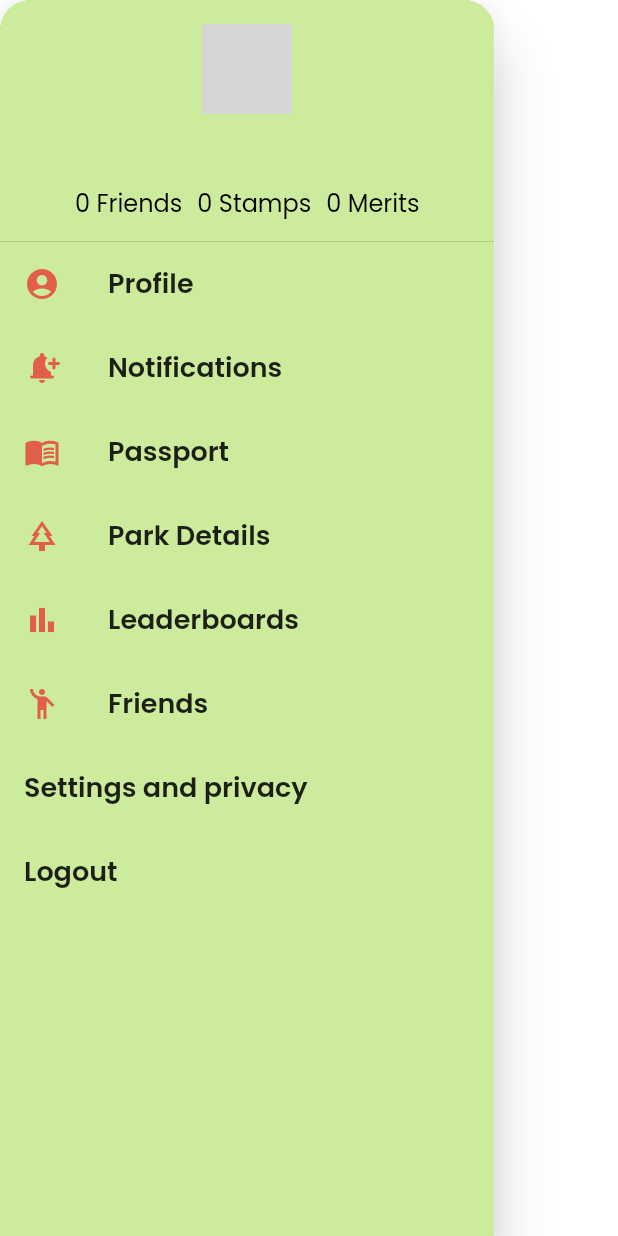
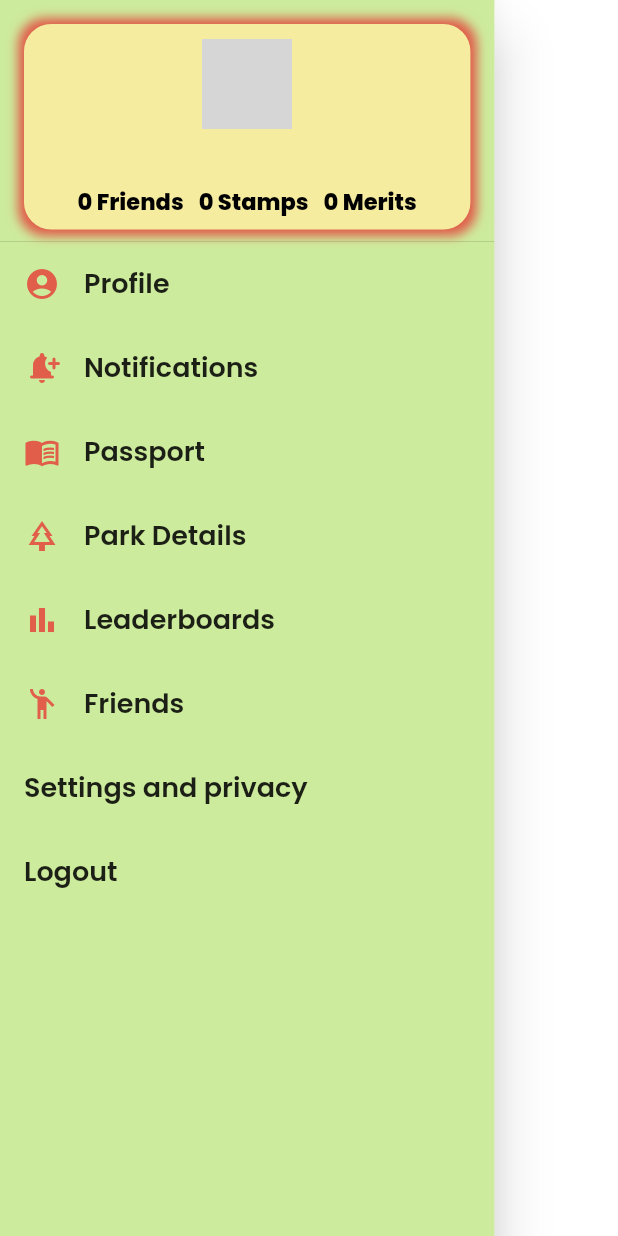
Before and after one commit to tayloradam1999/ParkPort, a Flutter app: the SideBarMenu widget shown alone on an empty page, opened directly, on a phone screen of 412 x 824 dp. Run offline on Flutter 3.47's test engine with Material 2 defaults, Android fonts, the phone set to English and light mode, and no system bars; our stand-ins replace carousel_slider, cloud_firestore, file_picker, firebase_auth, firebase_core, firebase_storage and 3 more; accounts and stored records are empty; network calls fail; grey boxes are pictures that could not be loaded.

Commit message:
More styling changes

```diff
--- a/lib/widgets/sidebar.dart
+++ b/lib/widgets/sidebar.dart
@@ -32,41 +32,56 @@ class SideBarMenuState extends State<SideBarMenu> {
   Widget build(BuildContext context) {
     return Consumer<AppState>(
       builder: (context, appState, child) {
+        Size size = MediaQuery.of(context).size;
         return Drawer(
           width: MediaQuery.of(context).size.width * 0.8,
-          shape: RoundedRectangleBorder(
-            borderRadius: BorderRadius.only(
-              topLeft: Radius.circular(20.0),
-              topRight: Radius.circular(20.0),
-            ),
-          ),
           child: Container(
-            decoration: BoxDecoration(
             color: Color.fromARGB(199, 192, 231, 130),
-            ),
             child: ListView(
               padding: EdgeInsets.zero,
               children: <Widget>[
                 DrawerHeader(
                     margin: EdgeInsets.all(0),
                     // Everything inside drawer uses Consumer
+                    child: Container(
+                      decoration: BoxDecoration(
+                          borderRadius: BorderRadius.all(
+                            Radius.circular(18.0),
+                          ),
+                          color: Color.fromARGB(255, 245, 236, 160),
+                          boxShadow: [
+                            BoxShadow(
+                              color: Color(0xFFe05e4a),
+                              spreadRadius: 4,
+                              blurRadius: 5,
+                            ),
+                            BoxShadow(
+                              color: Color(0xFFe05e4a),
+                              spreadRadius: -4,
+                              blurRadius: 5,
+                            )
+                          ]),
                       child: Column(
                         children: <Widget>[
-                        Row(
+                          Container(
+                            margin: EdgeInsets.only(top: 10),
+                            child: Row(
                               mainAxisAlignment: MainAxisAlignment.center,
                               children: <Widget>[
                                 CircleAvatar(
                                   radius: 30,
                                   backgroundImage: NetworkImage(
-                                  Provider.of<AppState>(context, listen: false)
+                                      Provider.of<AppState>(context,
+                                              listen: false)
                                           .currentUser
                                           .profilePicUrl),
                                   backgroundColor: Colors.transparent,
                                 ),
                               ],
                             ),
+                          ),
+                          const SizedBox(height: 5),
                           Container(
-                          margin: const EdgeInsets.only(top: 10),
                             child: Row(
                               mainAxisAlignment: MainAxisAlignment.center,
                               children: <Widget>[
@@ -83,7 +98,7 @@ class SideBarMenuState extends State<SideBarMenu> {
                               ],
                             ),
                           ),
-                        const SizedBox(height: 10), // psuedo spacing
+                          const SizedBox(height: 5), // psuedo spacing
                           Row(
                             mainAxisAlignment: MainAxisAlignment.center,
                             children: <Widget>[
@@ -91,8 +106,8 @@ class SideBarMenuState extends State<SideBarMenu> {
                                 '${Provider.of<AppState>(context, listen: false).currentUser.friendList.length} Friends',
                                 style: TextStyle(
                                   color: Colors.black,
-                                fontSize: 16,
-                                fontWeight: FontWeight.w400,
+                                  fontSize: 15,
+                                  fontWeight: FontWeight.w800,
                                 ),
                               ),
                               const SizedBox(width: 10), // psuedo spacing
@@ -100,8 +115,8 @@ class SideBarMenuState extends State<SideBarMenu> {
                                 '${Provider.of<AppState>(context, listen: false).currentUser.collectedStampList.length} Stamps',
                                 style: TextStyle(
                                   color: Colors.black,
-                                fontSize: 16,
-                                fontWeight: FontWeight.w400,
+                                  fontSize: 15,
+                                  fontWeight: FontWeight.w800,
                                 ),
                               ),
                               const SizedBox(width: 10), // psuedo spacing
@@ -109,13 +124,14 @@ class SideBarMenuState extends State<SideBarMenu> {
                                 '${Provider.of<AppState>(context, listen: false).currentUser.points} Merits',
                                 style: TextStyle(
                                   color: Colors.black,
-                                fontSize: 16,
-                                fontWeight: FontWeight.w400,
+                                  fontSize: 15,
+                                  fontWeight: FontWeight.w800,
                                 ),
                               ),
                             ],
                           ),
                         ],
+                      ),
                     )),
                 SideBarTile(
                     icon: Icons.account_circle_rounded,
--- a/lib/widgets/sidebar_tile.dart
+++ b/lib/widgets/sidebar_tile.dart
@@ -25,15 +25,18 @@ class _SideBarTileState extends State<SideBarTile> {
         widget.icon,
         color: Color(0xFFe05e4a),
       ),
-      title: Text(widget.title,
-          style: TextStyle(
-            color: Colors.black87,
-            fontSize: 18,
-            fontWeight: FontWeight.w600,
-          )),
+      title: Text(
+        widget.title,
+        style: TextStyle(
+          color: Colors.black87,
+          fontSize: 18,
+          fontWeight: FontWeight.w600,
+        ),
+      ),
       onTap: () {
         widget.onTap();
       },
+      minLeadingWidth: 0,
       mouseCursor: MaterialStateMouseCursor.clickable,
     );
   }
```
Lines whose indentation alone changed are shown as unchanged.
